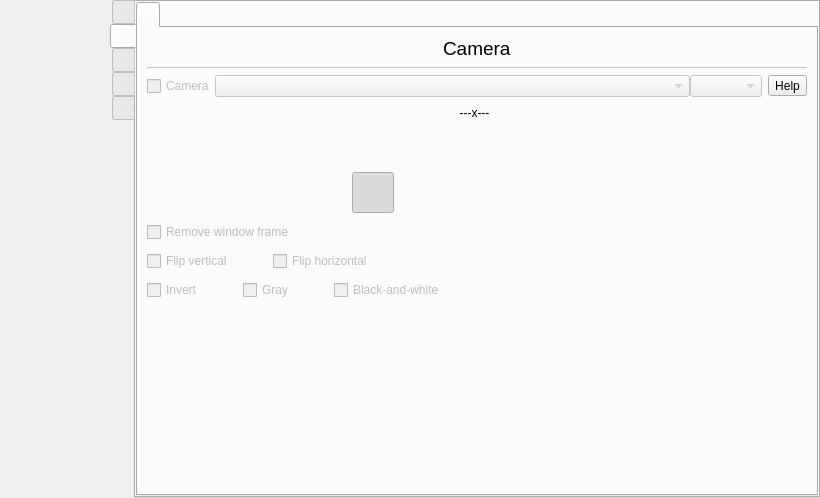
Old version of the form src/wayland/formMainWindow_wl.ui in the repository vkohaupt/vokoscreenNG.
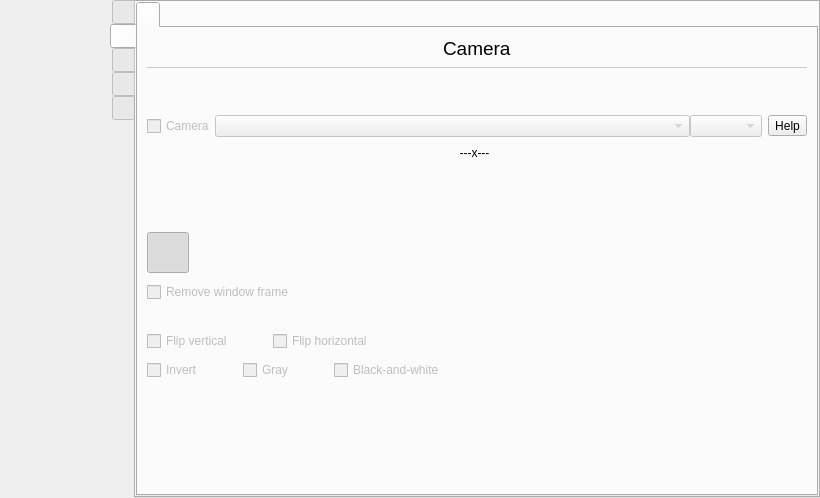
New version of the form. The open tabs and pages were chosen to show the change. Icons and pictures are not drawn.

Commit message: Wayland: Add camera

What changed in the file:
```diff
--- a/src/wayland/formMainWindow_wl.ui
+++ b/src/wayland/formMainWindow_wl.ui
@@ -2179,6 +2179,22 @@
                 </property>
                </widget>
               </item>
+              <item>
+               <spacer name="verticalSpacer_13">
+                <property name="orientation">
+                 <enum>Qt::Vertical</enum>
+                </property>
+                <property name="sizeType">
+                 <enum>QSizePolicy::Preferred</enum>
+                </property>
+                <property name="sizeHint" stdset="0">
+                 <size>
+                  <width>20</width>
+                  <height>40</height>
+                 </size>
+                </property>
+               </spacer>
+              </item>
               <item>
                <layout class="QGridLayout" name="gridLayout_3">
                 <item row="0" column="0">
@@ -2194,131 +2210,143 @@
                     <property name="verticalSpacing">
                      <number>9</number>
                     </property>
-                    <item row="0" column="3" alignment="Qt::AlignTop">
-                     <widget class="QToolButton" name="help_camera_camera">
-                      <property name="toolTip">
-                       <string>Help</string>
-                      </property>
-                      <property name="text">
-                       <string notr="true">Help</string>
-                      </property>
-                     </widget>
-                    </item>
-                    <item row="2" column="0">
-                     <widget class="QLabel" name="label_camera_window_zoom">
-                      <property name="minimumSize">
-                       <size>
-                        <width>34</width>
-                        <height>34</height>
-                       </size>
-                      </property>
-                      <property name="maximumSize">
-                       <size>
-                        <width>34</width>
-                        <height>34</height>
-                       </size>
-                      </property>
-                      <property name="text">
-                       <string notr="true"/>
-                      </property>
-                      <property name="pixmap">
-                       <pixmap resource="../screencast.qrc">:/pictures/systray/magnification.png</pixmap>
-                      </property>
-                      <property name="scaledContents">
-                       <bool>true</bool>
-                      </property>
-                     </widget>
-                    </item>
-                    <item row="6" column="0" colspan="3">
-                     <layout class="QHBoxLayout" name="horizontalLayout_16">
-                      <property name="leftMargin">
-                       <number>0</number>
-                      </property>
-                      <item>
-                       <widget class="QCheckBox" name="checkBoxCameraInvert">
-                        <property name="enabled">
-                         <bool>false</bool>
-                        </property>
-                        <property name="text">
-                         <string>Invert</string>
-                        </property>
-                       </widget>
-                      </item>
-                      <item>
-                       <spacer name="horizontalSpacer_39">
-                        <property name="orientation">
-                         <enum>Qt::Horizontal</enum>
-                        </property>
-                        <property name="sizeType">
-                         <enum>QSizePolicy::Minimum</enum>
-                        </property>
-                        <property name="sizeHint" stdset="0">
-                         <size>
-                          <width>40</width>
-                          <height>20</height>
-                         </size>
-                        </property>
-                       </spacer>
-                      </item>
-                      <item>
-                       <widget class="QCheckBox" name="checkBoxCameraGray">
-                        <property name="enabled">
-                         <bool>false</bool>
-                        </property>
-                        <property name="text">
-                         <string>Gray</string>
-                        </property>
-                       </widget>
-                      </item>
-                      <item>
-                       <spacer name="horizontalSpacer_40">
-                        <property name="orientation">
-                         <enum>Qt::Horizontal</enum>
-                        </property>
-                        <property name="sizeType">
-                         <enum>QSizePolicy::Minimum</enum>
-                        </property>
-                        <property name="sizeHint" stdset="0">
-                         <size>
-                          <width>40</width>
-                          <height>20</height>
-                         </size>
-                        </property>
-                       </spacer>
-                      </item>
-                      <item>
-                       <widget class="QCheckBox" name="checkBoxCameraMono">
-                        <property name="enabled">
-                         <bool>false</bool>
-                        </property>
-                        <property name="text">
-                         <string>Black-and-white</string>
-                        </property>
-                       </widget>
-                      </item>
-                      <item>
-                       <spacer name="horizontalSpacer_34">
-                        <property name="orientation">
-                         <enum>Qt::Horizontal</enum>
-                        </property>
-                        <property name="sizeHint" stdset="0">
-                         <size>
-                          <width>40</width>
-                          <height>20</height>
-                         </size>
-                        </property>
-                       </spacer>
-                      </item>
-                     </layout>
-                    </item>
-                    <item row="2" column="1" colspan="2">
-                     <layout class="QHBoxLayout" name="horizontalLayout_zoom">
+                    <item row="4" column="0" colspan="3">
+                     <layout class="QHBoxLayout" name="horizontalLayout_65">
                       <property name="spacing">
-                       <number>12</number>
+                       <number>0</number>
                       </property>
                       <property name="leftMargin">
                        <number>0</number>
                       </property>
+                      <item>
+                       <widget class="QToolButton" name="toolButton_camera_view_rectangle">
+                        <property name="text">
+                         <string notr="true"/>
+                        </property>
+                        <property name="icon">
+                         <iconset resource="../screencast.qrc">
+                          <normaloff>:/pictures/camera/window-rectangle-off.png</normaloff>
+                          <normalon>:/pictures/camera/window-rectangle-on.png</normalon>:/pictures/camera/window-rectangle-off.png</iconset>
+                        </property>
+                        <property name="iconSize">
+                         <size>
+                          <width>34</width>
+                          <height>34</height>
+                         </size>
+                        </property>
+                        <property name="checkable">
+                         <bool>true</bool>
+                        </property>
+                        <property name="checked">
+                         <bool>true</bool>
+                        </property>
+                        <property name="autoExclusive">
+                         <bool>true</bool>
+                        </property>
+                        <property name="autoRaise">
+                         <bool>true</bool>
+                        </property>
+                       </widget>
+                      </item>
+                      <item>
+                       <spacer name="horizontalSpacer_35">
+                        <property name="orientation">
+                         <enum>Qt::Horizontal</enum>
+                        </property>
+                        <property name="sizeType">
+                         <enum>QSizePolicy::Preferred</enum>
+                        </property>
+                        <property name="sizeHint" stdset="0">
+                         <size>
+                          <width>40</width>
+                          <height>20</height>
+                         </size>
+                        </property>
+                       </spacer>
+                      </item>
+                      <item>
+                       <widget class="QToolButton" name="toolButton_camera_view_circle">
+                        <property name="text">
+                         <string notr="true"/>
+                        </property>
+                        <property name="icon">
+                         <iconset resource="../screencast.qrc">
+                          <normaloff>:/pictures/camera/window-circle-off.png</normaloff>
+                          <normalon>:/pictures/camera/window-circle-on.png</normalon>:/pictures/camera/window-circle-off.png</iconset>
+                        </property>
+                        <property name="iconSize">
+                         <size>
+                          <width>34</width>
+                          <height>34</height>
+                         </size>
+                        </property>
+                        <property name="checkable">
+                         <bool>true</bool>
+                        </property>
+                        <property name="autoExclusive">
+                         <bool>true</bool>
+                        </property>
+                        <property name="autoRaise">
+                         <bool>true</bool>
+                        </property>
+                       </widget>
+                      </item>
+                      <item>
+                       <spacer name="horizontalSpacer_36">
+                        <property name="orientation">
+                         <enum>Qt::Horizontal</enum>
+                        </property>
+                        <property name="sizeType">
+                         <enum>QSizePolicy::Preferred</enum>
+                        </property>
+                        <property name="sizeHint" stdset="0">
+                         <size>
+                          <width>40</width>
+                          <height>20</height>
+                         </size>
+                        </property>
+                       </spacer>
+                      </item>
+                      <item>
+                       <widget class="QToolButton" name="toolButton_camera_view_ellipse">
+                        <property name="text">
+                         <string notr="true"/>
+                        </property>
+                        <property name="icon">
+                         <iconset resource="../screencast.qrc">
+                          <normaloff>:/pictures/camera/window-ellipse-off.png</normaloff>
+                          <normalon>:/pictures/camera/window-ellipse-on.png</normalon>:/pictures/camera/window-ellipse-off.png</iconset>
+                        </property>
+                        <property name="iconSize">
+                         <size>
+                          <width>34</width>
+                          <height>34</height>
+                         </size>
+                        </property>
+                        <property name="checkable">
+                         <bool>true</bool>
+                        </property>
+                        <property name="autoExclusive">
+                         <bool>true</bool>
+                        </property>
+                        <property name="autoRaise">
+                         <bool>true</bool>
+                        </property>
+                       </widget>
+                      </item>
+                      <item>
+                       <spacer name="horizontalSpacer_37">
+                        <property name="orientation">
+                         <enum>Qt::Horizontal</enum>
+                        </property>
+                        <property name="sizeHint" stdset="0">
+                         <size>
+                          <width>40</width>
+                          <height>20</height>
+                         </size>
+                        </property>
+                       </spacer>
+                      </item>
                      </layout>
                     </item>
                     <item row="0" column="0" colspan="3">
@@ -2420,6 +2448,58 @@
                      </widget>
                     </item>
                     <item row="5" column="0" colspan="3">
+                     <layout class="QHBoxLayout" name="horizontalLayout_42">
+                      <property name="leftMargin">
+                       <number>0</number>
+                      </property>
+                      <item>
+                       <widget class="QCheckBox" name="checkBoxCameraWindowFrame">
+                        <property name="enabled">
+                         <bool>false</bool>
+                        </property>
+                        <property name="text">
+                         <string>Remove window frame</string>
+                        </property>
+                       </widget>
+                      </item>
+                     </layout>
+                    </item>
+                    <item row="2" column="0">
+                     <widget class="QLabel" name="label_camera_window_zoom">
+                      <property name="minimumSize">
+                       <size>
+                        <width>34</width>
+                        <height>34</height>
+                       </size>
+                      </property>
+                      <property name="maximumSize">
+                       <size>
+                        <width>34</width>
+                        <height>34</height>
+                       </size>
+                      </property>
+                      <property name="text">
+                       <string notr="true"/>
+                      </property>
+                      <property name="pixmap">
+                       <pixmap resource="../screencast.qrc">:/pictures/systray/magnification.png</pixmap>
+                      </property>
+                      <property name="scaledContents">
+                       <bool>true</bool>
+                      </property>
+                     </widget>
+                    </item>
+                    <item row="0" column="3" alignment="Qt::AlignTop">
+                     <widget class="QToolButton" name="help_camera_camera">
+                      <property name="toolTip">
+                       <string>Help</string>
+                      </property>
+                      <property name="text">
+                       <string notr="true">Help</string>
+                      </property>
+                     </widget>
+                    </item>
+                    <item row="7" column="0" colspan="3">
                      <layout class="QHBoxLayout" name="horizontalLayout_17">
                       <property name="leftMargin">
                        <number>0</number>
@@ -2475,64 +2555,73 @@
                       </item>
                      </layout>
                     </item>
-                    <item row="3" column="0" colspan="3">
-                     <layout class="QHBoxLayout" name="horizontalLayout_65">
+                    <item row="2" column="1" colspan="2">
+                     <layout class="QHBoxLayout" name="horizontalLayout_zoom">
                       <property name="spacing">
                        <number>0</number>
                       </property>
+                     </layout>
+                    </item>
+                    <item row="3" column="1">
+                     <spacer name="verticalSpacer_11">
+                      <property name="orientation">
+                       <enum>Qt::Vertical</enum>
+                      </property>
+                      <property name="sizeType">
+                       <enum>QSizePolicy::Preferred</enum>
+                      </property>
+                      <property name="sizeHint" stdset="0">
+                       <size>
+                        <width>20</width>
+                        <height>20</height>
+                       </size>
+                      </property>
+                     </spacer>
+                    </item>
+                    <item row="1" column="0">
+                     <widget class="QLabel" name="label_camera_window_resize">
+                      <property name="enabled">
+                       <bool>true</bool>
+                      </property>
+                      <property name="maximumSize">
+                       <size>
+                        <width>34</width>
+                        <height>34</height>
+                       </size>
+                      </property>
+                      <property name="text">
+                       <string notr="true"/>
+                      </property>
+                      <property name="pixmap">
+                       <pixmap resource="../screencast.qrc">:/pictures/camera/window-resize.png</pixmap>
+                      </property>
+                      <property name="scaledContents">
+                       <bool>true</bool>
+                      </property>
+                     </widget>
+                    </item>
+                    <item row="8" column="0" colspan="3">
+                     <layout class="QHBoxLayout" name="horizontalLayout_16">
                       <property name="leftMargin">
                        <number>0</number>
                       </property>
                       <item>
-                       <spacer name="horizontalSpacer_41">
-                        <property name="orientation">
-                         <enum>Qt::Horizontal</enum>
+                       <widget class="QCheckBox" name="checkBoxCameraInvert">
+                        <property name="enabled">
+                         <bool>false</bool>
                         </property>
-                        <property name="sizeHint" stdset="0">
-                         <size>
-                          <width>40</width>
-                          <height>20</height>
-                         </size>
-                        </property>
-                       </spacer>
-                      </item>
-                      <item>
-                       <widget class="QToolButton" name="toolButton_camera_view_rectangle">
                         <property name="text">
-                         <string notr="true"/>
+                         <string>Invert</string>
                         </property>
-                        <property name="icon">
-                         <iconset resource="../screencast.qrc">
-                          <normaloff>:/pictures/camera/window-rectangle-off.png</normaloff>
-                          <normalon>:/pictures/camera/window-rectangle-on.png</normalon>:/pictures/camera/window-rectangle-off.png</iconset>
-                        </property>
-                        <property name="iconSize">
-                         <size>
-                          <width>34</width>
-                          <height>34</height>
-                         </size>
-                        </property>
-                        <property name="checkable">
-                         <bool>true</bool>
-                        </property>
-                        <property name="checked">
-                         <bool>true</bool>
-                        </property>
-                        <property name="autoExclusive">
-                         <bool>true</bool>
-                        </property>
-                        <property name="autoRaise">
-                         <bool>true</bool>
-                        </property>
                        </widget>
                       </item>
                       <item>
-                       <spacer name="horizontalSpacer_35">
+                       <spacer name="horizontalSpacer_39">
                         <property name="orientation">
                          <enum>Qt::Horizontal</enum>
                         </property>
                         <property name="sizeType">
-                         <enum>QSizePolicy::Preferred</enum>
+                         <enum>QSizePolicy::Minimum</enum>
                         </property>
                         <property name="sizeHint" stdset="0">
                          <size>
@@ -2543,39 +2632,22 @@
                        </spacer>
                       </item>
                       <item>
-                       <widget class="QToolButton" name="toolButton_camera_view_ellipse">
+                       <widget class="QCheckBox" name="checkBoxCameraGray">
+                        <property name="enabled">
+                         <bool>false</bool>
+                        </property>
                         <property name="text">
-                         <string notr="true"/>
+                         <string>Gray</string>
                         </property>
-                        <property name="icon">
-                         <iconset resource="../screencast.qrc">
-                          <normaloff>:/pictures/camera/window-ellipse-off.png</normaloff>
-                          <normalon>:/pictures/camera/window-ellipse-on.png</normalon>:/pictures/camera/window-ellipse-off.png</iconset>
-                        </property>
-                        <property name="iconSize">
-                         <size>
-                          <width>34</width>
-                          <height>34</height>
-                         </size>
-                        </property>
-                        <property name="checkable">
-                         <bool>true</bool>
-                        </property>
-                        <property name="autoExclusive">
-                         <bool>true</bool>
-                        </property>
-                        <property name="autoRaise">
-                         <bool>true</bool>
-                        </property>
                        </widget>
                       </item>
                       <item>
-                       <spacer name="horizontalSpacer_36">
+                       <spacer name="horizontalSpacer_40">
                         <property name="orientation">
                          <enum>Qt::Horizontal</enum>
                         </property>
                         <property name="sizeType">
-                         <enum>QSizePolicy::Preferred</enum>
+                         <enum>QSizePolicy::Minimum</enum>
                         </property>
                         <property name="sizeHint" stdset="0">
                          <size>
@@ -2586,34 +2658,17 @@
                        </spacer>
                       </item>
                       <item>
-                       <widget class="QToolButton" name="toolButton_camera_view_circle">
+                       <widget class="QCheckBox" name="checkBoxCameraMono">
+                        <property name="enabled">
+                         <bool>false</bool>
+                        </property>
                         <property name="text">
-                         <string notr="true"/>
+                         <string>Black-and-white</string>
                         </property>
-                        <property name="icon">
-                         <iconset resource="../screencast.qrc">
-                          <normaloff>:/pictures/camera/window-circle-off.png</normaloff>
-                          <normalon>:/pictures/camera/window-circle-on.png</normalon>:/pictures/camera/window-circle-off.png</iconset>
-                        </property>
-                        <property name="iconSize">
-                         <size>
-                          <width>34</width>
-                          <height>34</height>
-                         </size>
-                        </property>
-                        <property name="checkable">
-                         <bool>true</bool>
-                        </property>
-                        <property name="autoExclusive">
-                         <bool>true</bool>
-                        </property>
-                        <property name="autoRaise">
-                         <bool>true</bool>
-                        </property>
                        </widget>
                       </item>
                       <item>
-                       <spacer name="horizontalSpacer_37">
+                       <spacer name="horizontalSpacer_34">
                         <property name="orientation">
                          <enum>Qt::Horizontal</enum>
                         </property>
@@ -2627,22 +2682,21 @@
                       </item>
                      </layout>
                     </item>
-                    <item row="4" column="0" colspan="3">
-                     <layout class="QHBoxLayout" name="horizontalLayout_42">
-                      <property name="leftMargin">
-                       <number>0</number>
+                    <item row="6" column="1">
+                     <spacer name="verticalSpacer_14">
+                      <property name="orientation">
+                       <enum>Qt::Vertical</enum>
                       </property>
-                      <item>
-                       <widget class="QCheckBox" name="checkBoxCameraWindowFrame">
-                        <property name="enabled">
-                         <bool>false</bool>
-                        </property>
-                        <property name="text">
-                         <string>Remove window frame</string>
-                        </property>
-                       </widget>
-                      </item>
-                     </layout>
+                      <property name="sizeType">
+                       <enum>QSizePolicy::Preferred</enum>
+                      </property>
+                      <property name="sizeHint" stdset="0">
+                       <size>
+                        <width>20</width>
+                        <height>20</height>
+                       </size>
+                      </property>
+                     </spacer>
                     </item>
                    </layout>
                   </item>
```
Left out of the diff: 29 changed lines with no effect on the pictures. The commit also changes 3 other files.
